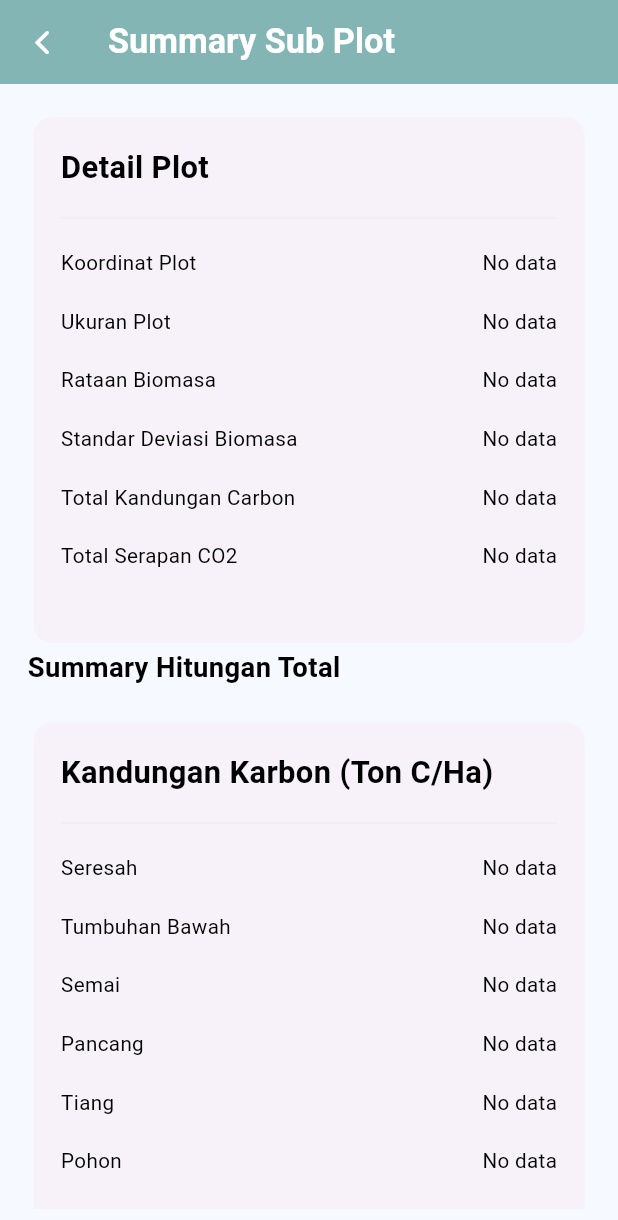
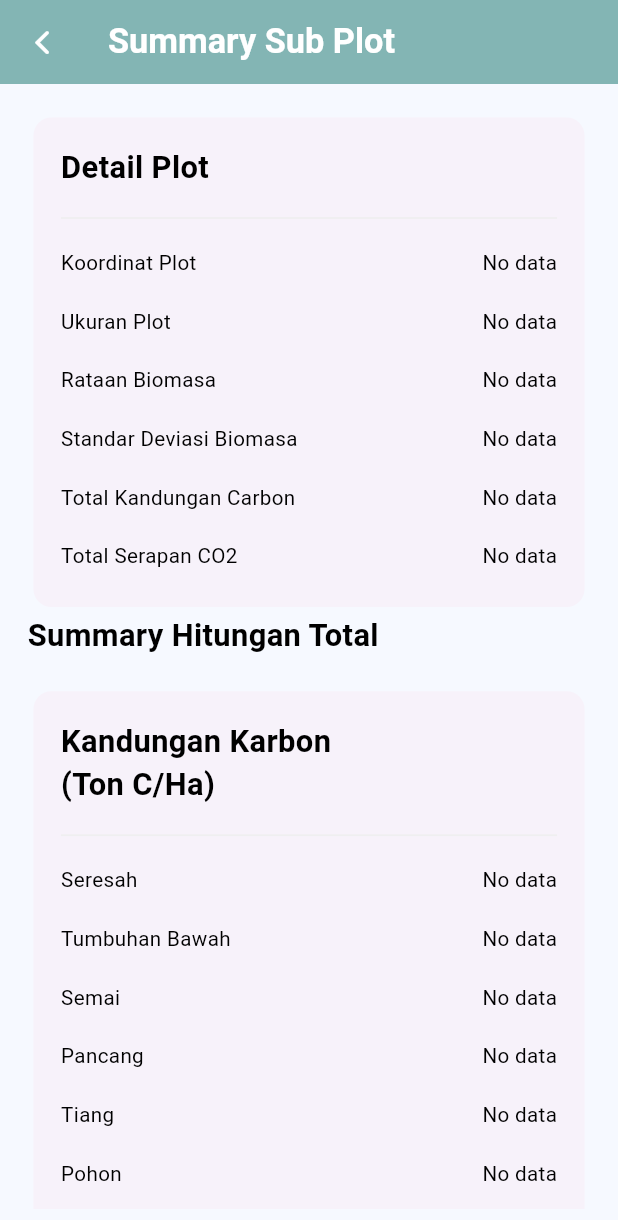
Before and after one commit to bangkit282/carbonstock, a Flutter app: the SubPlotAreaScreenViews screen opened directly with empty values, after a tap on "Lihat Summary", on a phone screen of 412 x 824 dp. Shown: the top 1220 px of the screen. Run offline on Flutter 3.47's test engine with Material 3 defaults, Android fonts, the phone set to English and light mode, and no system bars; our stand-ins replace dotted_border, flutter_dotenv, flutter_screenutil, geolocator, get, hive and 4 more; missing offline and left inert: mapbox_gl; accounts and stored records are empty; Roboto replaces fonts that are missing (Poppins).

Commit message:
Stage 2: UI & Local DB - New Data Summary page - Improved CRUD mapping for Local Database Management - Major feature updates on Sub Plot Views, Plot Map, Summary

```diff
--- a/lib/data/local/localdb/subplot/sub_plot_db.dart
+++ b/lib/data/local/localdb/subplot/sub_plot_db.dart
@@ -69,20 +69,20 @@ class SubPlotAreaDB {
     return subPlotBawahBox.values.toList();
   }
 
-  static SubPlotAreaASemaiModel? getSpecificSubPlotSemai(
-    SubPlotAreaASemaiModel semaiModel,
-  ) =>
-      subPlotSemaiBox.get(semaiModel.uuid);
+  // static SubPlotAreaASemaiModel? getSpecificSubPlotSemai(
+  //   SubPlotAreaASemaiModel semaiModel,
+  // ) =>
+  //     subPlotSemaiBox.get(semaiModel.uuid);
 
-  static SubPlotAreaASeresahModel? getSpecificSubPlotSeresah(
-    SubPlotAreaASeresahModel seresahModel,
-  ) =>
-      subPlotSeresahBox.get(seresahModel.uuid);
+  // static SubPlotAreaASeresahModel? getSpecificSubPlotSeresah(
+  //   SubPlotAreaASeresahModel seresahModel,
+  // ) =>
+  //     subPlotSeresahBox.get(seresahModel.uuid);
 
-  static SubPlotAreaATumbuhanBawahModel? getSpecificSubPlotBawah(
-    SubPlotAreaATumbuhanBawahModel bawahModel,
-  ) =>
-      subPlotBawahBox.get(bawahModel.uuid);
+  // static SubPlotAreaATumbuhanBawahModel? getSpecificSubPlotBawah(
+  //   SubPlotAreaATumbuhanBawahModel bawahModel,
+  // ) =>
+  //     subPlotBawahBox.get(bawahModel.uuid);
 
   static Future<void> addSubPlotA(SubPlotAreaAModel modelA) async {
     await subPlotABox.add(modelA);
@@ -133,10 +133,10 @@ class SubPlotAreaDB {
     return subPlotBBox.values.toList();
   }
 
-  static SubPlotAreaBModel? getSpecificSubPlotB(
-    SubPlotAreaBModel bModel,
-  ) =>
-      subPlotBBox.get(bModel.uuid);
+  // static SubPlotAreaBModel? getSpecificSubPlotB(
+  //   SubPlotAreaBModel bModel,
+  // ) =>
+  //     subPlotBBox.get(bModel.uuid);
 
   static Future<void> addSubPlotB(SubPlotAreaBModel modelB) async {
     isSubPlotBDone.value = true;
@@ -151,10 +151,10 @@ class SubPlotAreaDB {
     return subPlotCBox.values.toList();
   }
 
-  static SubPlotAreaCModel? getSpecificSubPlotC(
-    SubPlotAreaCModel bModel,
-  ) =>
-      subPlotCBox.get(bModel.uuid);
+  // static SubPlotAreaCModel? getSpecificSubPlotC(
+  //   SubPlotAreaCModel bModel,
+  // ) =>
+  //     subPlotCBox.get(bModel.uuid);
 
   static Future<void> addSubPlotC(SubPlotAreaCModel bModel) async {
     isSubPlotCDone.value = true;
@@ -181,20 +181,20 @@ class SubPlotAreaDB {
     return subPlotDTanahBox.values.toList();
   }
 
-  static SubPlotAreaDPohonModel? getSpecificSubPlotPohon(
-    SubPlotAreaDPohonModel pohonModel,
-  ) =>
-      subPlotDPohonBox.get(pohonModel.uuid);
+  // static SubPlotAreaDPohonModel? getSpecificSubPlotPohon(
+  //   SubPlotAreaDPohonModel pohonModel,
+  // ) =>
+  //     subPlotDPohonBox.get(pohonModel.uuid);
 
-  static SubPlotAreaDNekromasModel? getSpecificSubPlotNekromas(
-    SubPlotAreaDNekromasModel nekromasModel,
-  ) =>
-      subPlotDNekromasBox.get(nekromasModel.uuid);
+  // static SubPlotAreaDNekromasModel? getSpecificSubPlotNekromas(
+  //   SubPlotAreaDNekromasModel nekromasModel,
+  // ) =>
+  //     subPlotDNekromasBox.get(nekromasModel.uuid);
 
-  static SubPlotAreaDTanahModel? getSpecificSubPlotTanah(
-    SubPlotAreaDTanahModel tanahModel,
-  ) =>
-      subPlotDTanahBox.get(tanahModel.uuid);
+  // static SubPlotAreaDTanahModel? getSpecificSubPlotTanah(
+  //   SubPlotAreaDTanahModel tanahModel,
+  // ) =>
+  //     subPlotDTanahBox.get(tanahModel.uuid);
 
   static Future<void> addSubPlotD(SubPlotAreaDModel modelD) async {
     await subPlotDBox.add(modelD);
--- a/lib/views/plot/details/detail_sub_plot_a_views.dart
+++ b/lib/views/plot/subplot/details/detail_sub_plot_a_views.dart
@@ -1,4 +1,4 @@
-part of '../../views.dart';
+part of '../../../views.dart';
 
 class DetailSubPlotAPageScreen extends StatefulWidget {
   const DetailSubPlotAPageScreen({
--- a/lib/views/plot/details/detail_sub_plot_c_views.dart
+++ b/lib/views/plot/subplot/details/detail_sub_plot_c_views.dart
@@ -1,4 +1,4 @@
-part of '../../views.dart';
+part of '../../../views.dart';
 
 class DetailSubPlotCPageScreen extends StatefulWidget {
   const DetailSubPlotCPageScreen({
--- a/lib/views/plot/details/detail_sub_plot_d_views.dart
+++ b/lib/views/plot/subplot/details/detail_sub_plot_d_views.dart
@@ -1,4 +1,4 @@
-part of '../../views.dart';
+part of '../../../views.dart';
 
 class DetailSubPlotDPageScreen extends StatefulWidget {
   const DetailSubPlotDPageScreen({
--- a/lib/views/plot/subplot/sub_plot_area_views.dart
+++ b/lib/views/plot/subplot/sub_plot_area_views.dart
@@ -18,6 +18,7 @@ class SubPlotAreaScreenViews extends StatefulWidget {
 
 class _SubPlotAreaScreenViewsState extends State<SubPlotAreaScreenViews> {
   final SubPlotController _controller = Get.find();
+  final RxInt clicked = 0.obs;
 
   @override
   Widget build(BuildContext context) {
@@ -44,13 +45,38 @@ class _SubPlotAreaScreenViewsState extends State<SubPlotAreaScreenViews> {
       ),
       body: SingleChildScrollView(
         child: Column(
+          crossAxisAlignment: CrossAxisAlignment.start,
           children: [
-            Container(
+            GestureDetector(
+              onTap: () {
+                clicked.value += 1;
+
+                if (clicked.value == 3) {
+                  Get.snackbar(
+                    'CarbonStock',
+                    'Wow, kamu berhasil menemukan Easter Egg!',
+                    backgroundColor: colorSecondaryGrey1,
+                  );
+
+                  Navigator.push(
+                    context,
+                    PageRouteBuilder(
+                      pageBuilder: (_, __, ___) => const EasterEggPageViews(),
+                      transitionsBuilder: (_, animation, __, child) {
+                        return FadeTransition(
+                          opacity: animation,
+                          child: child,
+                        );
+                      },
+                    ),
+                  );
+
+                  clicked.value = 0;
+                }
+              },
+              child: Container(
                 padding: EdgeInsets.all(24.r),
-              child: Row(
-                mainAxisAlignment: MainAxisAlignment.spaceBetween,
-                children: [
-                  Column(
+                child: Column(
                   crossAxisAlignment: CrossAxisAlignment.start,
                   children: [
                     Text(
@@ -66,7 +92,6 @@ class _SubPlotAreaScreenViewsState extends State<SubPlotAreaScreenViews> {
                     ),
                   ],
                 ),
-                ],
               ),
             ),
             fetchSubPlotListData(),
--- a/lib/views/plot/summary/summary_views.dart
+++ b/lib/views/plot/summary/summary_views.dart
@@ -99,7 +99,7 @@ class _SummaryPageViewsState extends State<SummaryPageViews> {
             children: [
               SizedBox(
                 width: 1.sw,
-                height: 300.h,
+                height: 280.h,
                 child: Card(
                   elevation: 0,
                   child: Padding(
@@ -116,12 +116,33 @@ class _SummaryPageViewsState extends State<SummaryPageViews> {
                                 fontWeight: FontWeight.w700,
                               ),
                             ),
-                            // Text(
-                            //   'Edit Plot Data',
-                            //   style: TextStyle(
-                            //     fontSize: 14.sp,
-                            //     color: const Color.fromRGBO(255, 168, 0, 1),
-                            //     fontWeight: FontWeight.w700,
+                            // const Spacer(flex: 2),
+                            // GestureDetector(
+                            //   onTap: () {
+                            //     Navigator.push(
+                            //       context,
+                            //       PageRouteBuilder(
+                            //         pageBuilder: (_, __, ___) =>
+                            //             AddPlotScreenViews(
+                            //           plotId: widget.plotId,
+                            //         ),
+                            //         transitionsBuilder:
+                            //             (_, animation, __, child) {
+                            //           return FadeTransition(
+                            //             opacity: animation,
+                            //             child: child,
+                            //           );
+                            //         },
+                            //       ),
+                            //     );
+                            //   },
+                            //   child: Text(
+                            //     'Edit Plot Data',
+                            //     style: TextStyle(
+                            //       fontSize: 14.sp,
+                            //       color: const Color.fromRGBO(255, 168, 0, 1),
+                            //       fontWeight: FontWeight.w700,
+                            //     ),
                             //   ),
                             // ),
                           ],
@@ -141,7 +162,7 @@ class _SummaryPageViewsState extends State<SummaryPageViews> {
               Text(
                 'Summary Hitungan Total',
                 style: TextStyle(
-                  fontSize: 16.sp,
+                  fontSize: 18.sp,
                   color: colorPrimaryBlack,
                   fontWeight: FontWeight.w700,
                 ),
@@ -149,32 +170,21 @@ class _SummaryPageViewsState extends State<SummaryPageViews> {
               SizedBox(height: 16.h),
               SizedBox(
                 width: 1.sw,
-                height: 360.h,
+                height: 386.h,
                 child: Card(
                   elevation: 0,
                   child: Padding(
                     padding: EdgeInsets.all(16.r),
                     child: Column(
-                      children: [
-                        Row(
+                      crossAxisAlignment: CrossAxisAlignment.start,
                       children: [
                         Text(
-                              'Kandungan Karbon (Ton C/Ha)',
+                          'Kandungan Karbon\n(Ton C/Ha)',
                           style: TextStyle(
                             fontSize: 18.sp,
                             color: colorPrimaryBlack,
                             fontWeight: FontWeight.w700,
                           ),
-                            ),
-                            // Text(
-                            //   'Edit Plot Data',
-                            //   style: TextStyle(
-                            //     fontSize: 14.sp,
-                            //     color: const Color.fromRGBO(255, 168, 0, 1),
-                            //     fontWeight: FontWeight.w700,
-                            //   ),
-                            // ),
-                          ],
                         ),
                         Container(
                           width: 1.sw,
@@ -196,26 +206,15 @@ class _SummaryPageViewsState extends State<SummaryPageViews> {
                   child: Padding(
                     padding: EdgeInsets.all(16.r),
                     child: Column(
-                      children: [
-                        Row(
+                      crossAxisAlignment: CrossAxisAlignment.start,
                       children: [
                         Text(
-                              'Serapan CO2 (Ton C/Ha)',
+                          'Serapan CO2\n(Ton C/Ha)',
                           style: TextStyle(
                             fontSize: 18.sp,
                             color: colorPrimaryBlack,
                             fontWeight: FontWeight.w700,
                           ),
-                            ),
-                            // Text(
-                            //   'Edit Plot Data',
-                            //   style: TextStyle(
-                            //     fontSize: 14.sp,
-                            //     color: const Color.fromRGBO(255, 168, 0, 1),
-                            //     fontWeight: FontWeight.w700,
-                            //   ),
-                            // ),
-                          ],
                         ),
                         Container(
                           width: 1.sw,
@@ -254,7 +253,8 @@ class _SummaryPageViewsState extends State<SummaryPageViews> {
               builder: (context, box, _) {
                 if (box.isNotEmpty) {
                   return Text(
-                    '${box.getAt(box.length - 1)?.plotLat}, ${box.getAt(box.length - 1)?.plotLng}',
+                    '${box.getAt(box.length - 1)?.plotLat.toStringAsFixed(5)}'
+                    ' ${box.getAt(box.length - 1)?.plotLng.toStringAsFixed(5)}',
                     style: TextStyle(
                       fontSize: 12.sp,
                       color: colorPrimaryBlack,
--- a/pubspec.yaml
+++ b/pubspec.yaml
@@ -56,6 +56,7 @@ dependencies:
   # sqflite: ^2.3.2
   timezone: ^0.9.2
   uuid: ^4.4.0
+  video_player: ^2.7.2
 
 dev_dependencies:
   flutter_test:
```
Also changed, not shown: lib/data/api/controllers/plot/plot_controller.dart (+13 -0 lines), lib/data/local/localdb/plot/plot_db.dart (+9 -5 lines), lib/views/easter/easter_egg_views.dart (added, +43 -0 lines), lib/views/plot/detail_plot_views.dart (renamed from lib/views/plot/add_plot_views.dart, +59 -4 lines), lib/views/plot/subplot/details/detail_sub_plot_b_views.dart (renamed from lib/views/plot/details/detail_sub_plot_b_views.dart, +5 -4 lines), lib/views/views.dart (+9 -6 lines), lib/views/home/detail_home_views.dart (renamed from lib/views/home/add_home_views.dart), pubspec.lock, 3 other files. Lines whose indentation alone changed are shown as unchanged.
